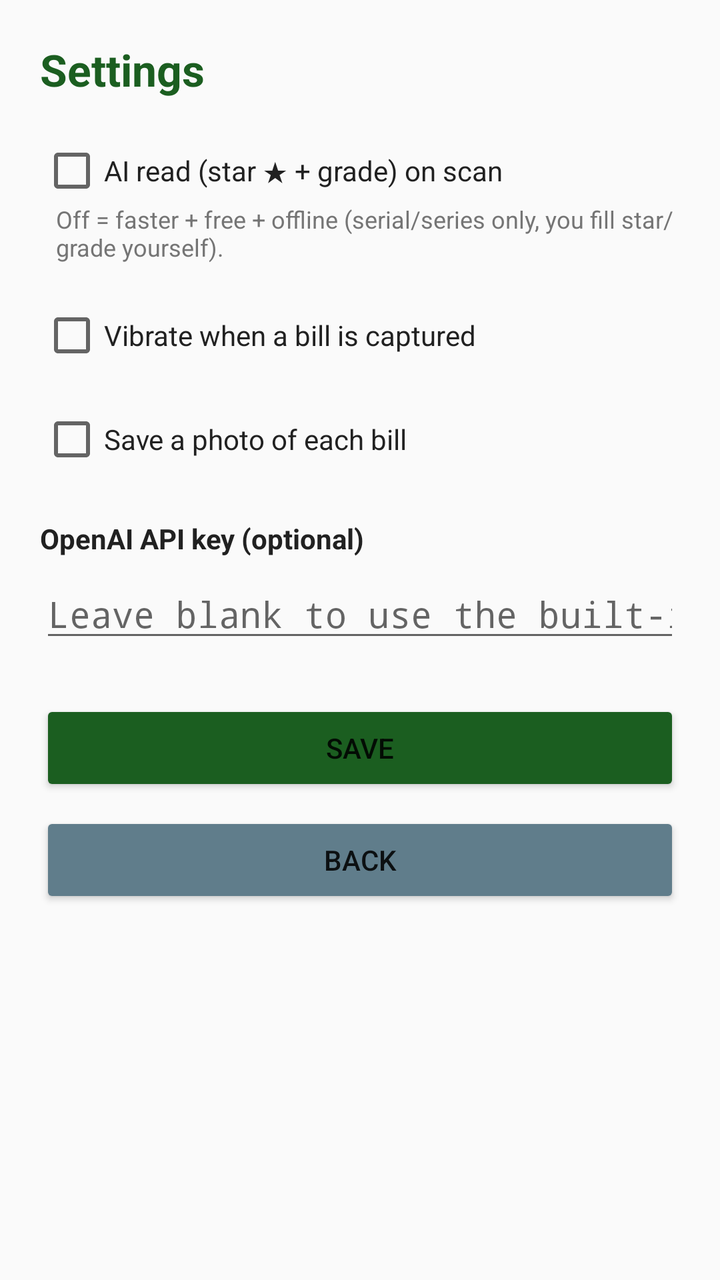
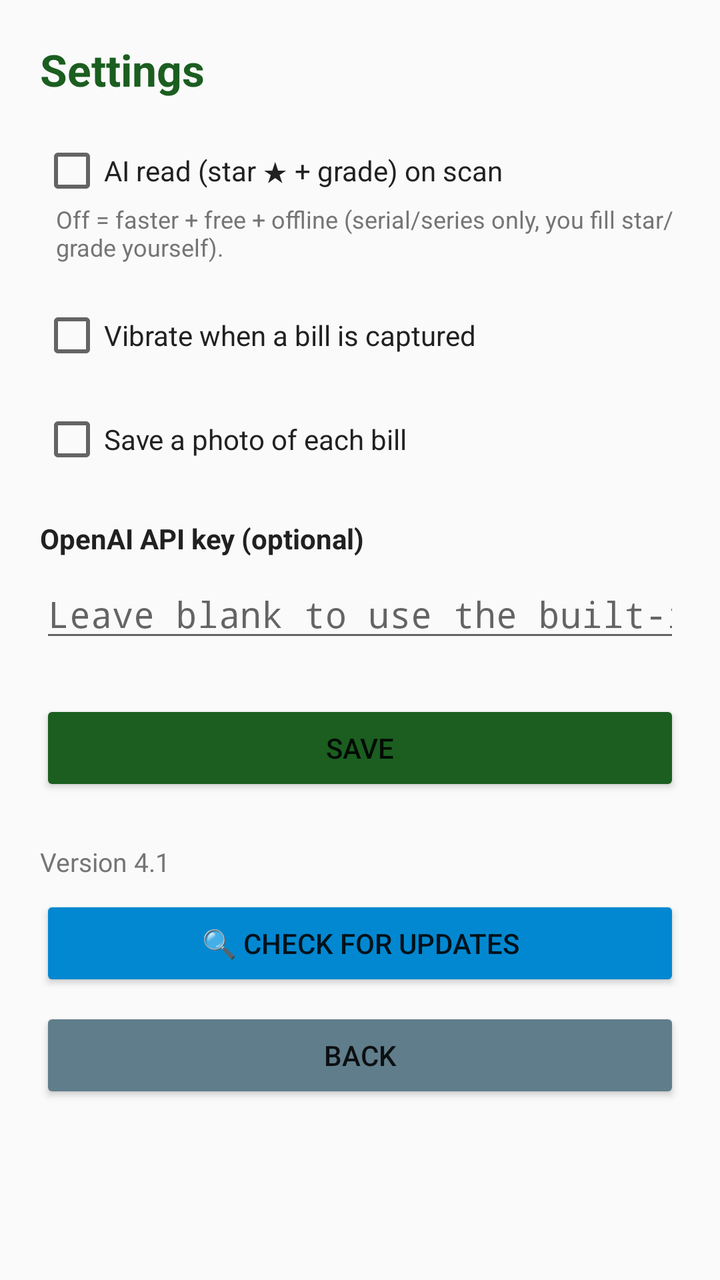

The first picture is an Android layout as it rendered before a commit; the second is the same layout after the commit. The layout source and the unified diff follow.
<!-- AndroidManifest.xml: application theme android:Theme.Material.Light.NoActionBar -->
<!-- res/layout/activity_settings.xml -->
<?xml version="1.0" encoding="utf-8"?>
<ScrollView xmlns:android="http://schemas.android.com/apk/res/android"
    android:layout_width="match_parent"
    android:layout_height="match_parent"
    android:background="#FAFAFA">

    <LinearLayout
        android:layout_width="match_parent"
        android:layout_height="wrap_content"
        android:orientation="vertical"
        android:padding="20dp">

        <TextView
            android:layout_width="wrap_content"
            android:layout_height="wrap_content"
            android:text="Settings"
            android:textSize="22sp"
            android:textStyle="bold"
            android:textColor="#1B5E20" />

        <CheckBox
            android:id="@+id/ai_check"
            android:layout_width="match_parent"
            android:layout_height="wrap_content"
            android:layout_marginTop="20dp"
            android:text="AI read (star ★ + grade) on scan"
            android:textColor="#212121" />

        <TextView
            android:layout_width="match_parent"
            android:layout_height="wrap_content"
            android:layout_marginStart="8dp"
            android:text="Off = faster + free + offline (serial/series only, you fill star/grade yourself)."
            android:textSize="12sp"
            android:textColor="#757575" />

        <CheckBox
            android:id="@+id/vibrate_check"
            android:layout_width="match_parent"
            android:layout_height="wrap_content"
            android:layout_marginTop="20dp"
            android:text="Vibrate when a bill is captured"
            android:textColor="#212121" />

        <CheckBox
            android:id="@+id/photo_check"
            android:layout_width="match_parent"
            android:layout_height="wrap_content"
            android:layout_marginTop="20dp"
            android:text="Save a photo of each bill"
            android:textColor="#212121" />

        <TextView
            android:layout_width="wrap_content"
            android:layout_height="wrap_content"
            android:layout_marginTop="24dp"
            android:text="OpenAI API key (optional)"
            android:textSize="14sp"
            android:textStyle="bold"
            android:textColor="#212121" />

        <EditText
            android:id="@+id/key_edit"
            android:layout_width="match_parent"
            android:layout_height="wrap_content"
            android:layout_marginTop="6dp"
            android:hint="Leave blank to use the built-in key"
            android:inputType="textPassword"
            android:maxLines="1" />

        <Button
            android:id="@+id/save_button"
            android:layout_width="match_parent"
            android:layout_height="wrap_content"
            android:layout_marginTop="24dp"
            android:text="Save"
            android:backgroundTint="#1B5E20" />

        <Button
            android:id="@+id/back_button"
            android:layout_width="match_parent"
            android:layout_height="wrap_content"
            android:layout_marginTop="8dp"
            android:text="Back"
            android:backgroundTint="#607D8B" />

    </LinearLayout>
</ScrollView>
<!-- resources referenced by this layout -->
<resources>

</resources>

<!-- the commit's change to res/layout/activity_settings.xml (unified diff, before → after) -->
@@ -76,6 +76,23 @@
             android:text="Save"
             android:backgroundTint="#1B5E20" />
 
+        <TextView
+            android:id="@+id/version_text"
+            android:layout_width="wrap_content"
+            android:layout_height="wrap_content"
+            android:layout_marginTop="24dp"
+            android:text="Version 4.1"
+            android:textSize="13sp"
+            android:textColor="#757575" />
+
+        <Button
+            android:id="@+id/update_button"
+            android:layout_width="match_parent"
+            android:layout_height="wrap_content"
+            android:layout_marginTop="8dp"
+            android:text="🔍 Check for updates"
+            android:backgroundTint="#0288D1" />
+
         <Button
             android:id="@+id/back_button"
             android:layout_width="match_parent"
